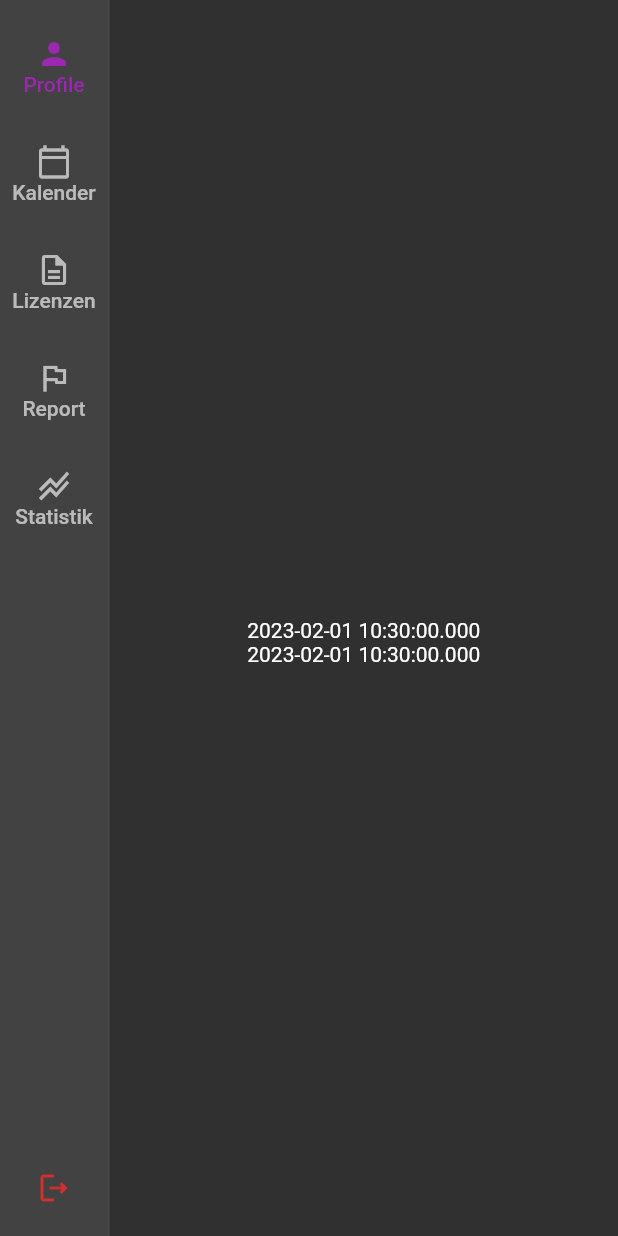
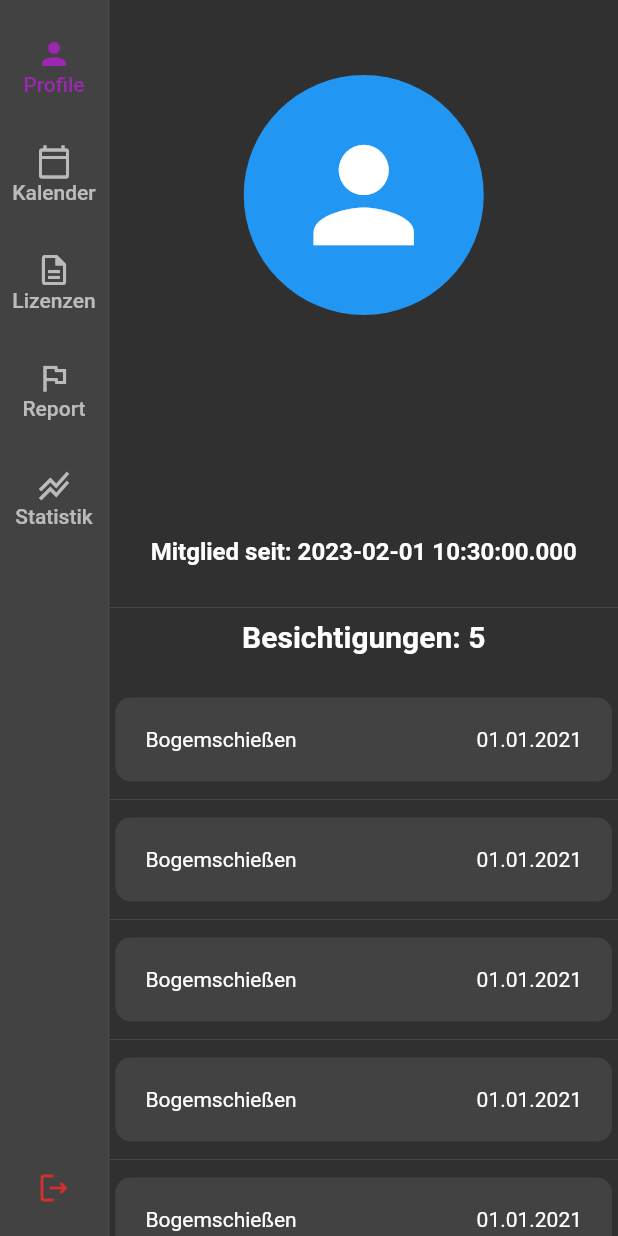
Before and after one commit to floodoo/gun_club, a Flutter app: the WebLayout screen opened by its route, on a phone screen of 412 x 824 dp. Run offline on Flutter 3.47's test engine with Material 2 defaults, Android fonts, the phone set to English and light mode, and no system bars; our stand-ins replace device_info_plus, flutter_riverpod, freezed_annotation, go_router, riverpod_annotation, supabase_flutter; accounts and stored records are empty; generated files the repository leaves out were written again; network calls fail.

Commit message:
add user

```diff
--- a/lib/src/app.dart
+++ b/lib/src/app.dart
@@ -57,6 +57,12 @@ class _AppState extends ConsumerState<App> {
                 }
               : const {},
         ),
+        cardTheme: const CardTheme(
+          elevation: 0,
+          shape: RoundedRectangleBorder(
+            borderRadius: BorderRadius.all(Radius.circular(10)),
+          ),
+        ),
       ),
     );
   }
--- a/lib/src/features/profile/presentation/profile.page.dart
+++ b/lib/src/features/profile/presentation/profile.page.dart
@@ -10,13 +10,87 @@ class ProfilePage extends ConsumerWidget {
     return ref.watch(userControllerProvider).when(
           data: (profile) {
             return SingleChildScrollView(
-              child: Column(
-                children: [
-                  Text(profile.firstName),
-                  Text(profile.lastName),
-                  Text(profile.dateOfBirth.toString()),
-                  Text(profile.registeredSince.toString())
-                ],
+              child: Center(
+                child: Column(
+                  children: [
+                    const SizedBox(height: 50),
+                    const CircleAvatar(
+                      radius: 80,
+                      backgroundColor: Colors.blue,
+                      child: Icon(Icons.person, size: 100, color: Colors.white),
+                    ),
+                    const SizedBox(height: 50),
+                    Row(
+                      mainAxisAlignment: MainAxisAlignment.center,
+                      children: [
+                        Text(
+                          profile.firstName,
+                          style: const TextStyle(
+                            fontSize: 30,
+                            fontWeight: FontWeight.bold,
+                          ),
+                        ),
+                        const SizedBox(width: 10),
+                        Text(
+                          profile.lastName,
+                          style: const TextStyle(
+                            fontSize: 30,
+                            fontWeight: FontWeight.bold,
+                          ),
+                        ),
+                      ],
+                    ),
+                    const SizedBox(height: 20),
+                    Text(
+                      profile.email,
+                      style: const TextStyle(
+                        fontSize: 20,
+                        fontWeight: FontWeight.bold,
+                      ),
+                    ),
+                    const SizedBox(height: 20),
+                    Text(
+                      "Mitglied seit: ${profile.registeredSince}",
+                      style: const TextStyle(
+                        fontSize: 16,
+                        fontWeight: FontWeight.bold,
+                      ),
+                    ),
+                    const SizedBox(height: 20),
+                    const Divider(),
+                    const Text(
+                      "Besichtigungen: 5",
+                      style: TextStyle(
+                        fontSize: 20,
+                        fontWeight: FontWeight.bold,
+                      ),
+                    ),
+                    const SizedBox(height: 25),
+                    SizedBox(
+                      width: 400,
+                      child: ListView.separated(
+                        shrinkWrap: true,
+                        physics: const NeverScrollableScrollPhysics(),
+                        itemCount: 5,
+                        itemBuilder: (context, index) {
+                          return Card(
+                            child: Padding(
+                              padding: const EdgeInsets.all(20.0),
+                              child: Row(
+                                children: const [
+                                  Text("Bogemschießen"),
+                                  Spacer(),
+                                  Text("01.01.2021"),
+                                ],
+                              ),
+                            ),
+                          );
+                        },
+                        separatorBuilder: (BuildContext context, int index) => const Divider(),
+                      ),
+                    ),
+                  ],
+                ),
               ),
             );
           },
```
